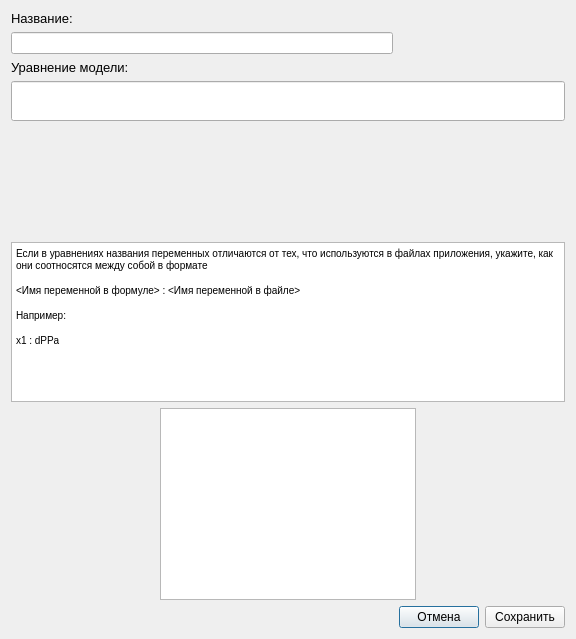
Before: the Qt Designer form ui/ModelDialog.ui in ArtyomOl/Chemical-Calculations, drawn with Qt 5.
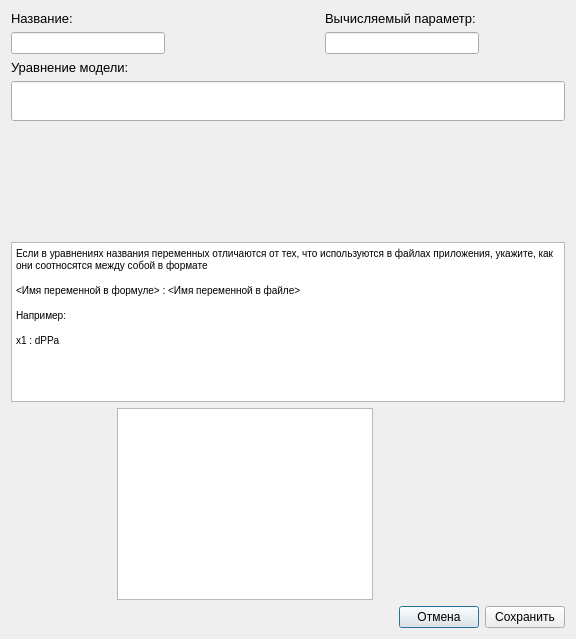
After: the same form once the commit is applied.

What changed in the file:
```diff
--- a/ui/ModelDialog.ui
+++ b/ui/ModelDialog.ui
@@ -14,22 +14,62 @@
    <string>Dialog</string>
   </property>
   <layout class="QGridLayout" name="gridLayout">
-   <item row="0" column="0">
-    <widget class="QLabel" name="label_2">
-     <property name="font">
-      <font>
-       <pointsize>10</pointsize>
-      </font>
-     </property>
-     <property name="text">
-      <string>Название:</string>
-     </property>
-    </widget>
+   <item row="0" column="0" colspan="2">
+    <layout class="QHBoxLayout" name="horizontalLayout_2">
+     <item>
+      <layout class="QVBoxLayout" name="verticalLayout">
+       <item>
+        <widget class="QLabel" name="label_2">
+         <property name="font">
+          <font>
+           <pointsize>10</pointsize>
+          </font>
+         </property>
+         <property name="text">
+          <string>Название:</string>
+         </property>
+        </widget>
+       </item>
+       <item>
+        <widget class="QLineEdit" name="nameEdit"/>
+       </item>
+      </layout>
+     </item>
+     <item>
+      <spacer name="horizontalSpacer">
+       <property name="orientation">
+        <enum>Qt::Horizontal</enum>
+       </property>
+       <property name="sizeHint" stdset="0">
+        <size>
+         <width>40</width>
+         <height>20</height>
+        </size>
+       </property>
+      </spacer>
+     </item>
+     <item>
+      <layout class="QVBoxLayout" name="verticalLayout_2">
+       <item>
+        <widget class="QLabel" name="label_3">
+         <property name="font">
+          <font>
+           <pointsize>10</pointsize>
+          </font>
+         </property>
+         <property name="text">
+          <string>Вычисляемый параметр:</string>
+         </property>
+        </widget>
+       </item>
+       <item>
+        <widget class="QLineEdit" name="calcParamEdit"/>
+       </item>
+      </layout>
+     </item>
+    </layout>
    </item>
    <item row="1" column="0">
-    <widget class="QLineEdit" name="nameEdit"/>
-   </item>
-   <item row="2" column="0">
     <widget class="QLabel" name="label">
      <property name="font">
       <font>
@@ -41,7 +81,25 @@
      </property>
     </widget>
    </item>
-   <item row="4" column="1">
+   <item row="2" column="0" colspan="3">
+    <widget class="QLineEdit" name="equationEdit">
+     <property name="minimumSize">
+      <size>
+       <width>0</width>
+       <height>40</height>
+      </size>
+     </property>
+     <property name="font">
+      <font>
+       <pointsize>12</pointsize>
+      </font>
+     </property>
+     <property name="text">
+      <string/>
+     </property>
+    </widget>
+   </item>
+   <item row="3" column="1">
     <spacer name="verticalSpacer">
      <property name="orientation">
       <enum>Qt::Vertical</enum>
@@ -54,7 +112,7 @@
      </property>
     </spacer>
    </item>
-   <item row="5" column="0" colspan="3">
+   <item row="4" column="0" colspan="3">
     <widget class="QTextBrowser" name="textBrowser">
      <property name="maximumSize">
       <size>
@@ -74,7 +132,7 @@
      </property>
     </widget>
    </item>
-   <item row="6" column="0" colspan="3">
+   <item row="5" column="0" colspan="2">
     <layout class="QHBoxLayout" name="horizontalLayout">
      <item>
       <spacer name="horizontalSpacer_4">
@@ -107,7 +165,7 @@
      </item>
     </layout>
    </item>
-   <item row="7" column="0">
+   <item row="6" column="0">
     <spacer name="horizontalSpacer_3">
      <property name="orientation">
       <enum>Qt::Horizontal</enum>
@@ -120,7 +178,7 @@
      </property>
     </spacer>
    </item>
-   <item row="7" column="1">
+   <item row="6" column="1">
     <widget class="QPushButton" name="cancelButton">
      <property name="maximumSize">
       <size>
@@ -133,7 +191,7 @@
      </property>
     </widget>
    </item>
-   <item row="7" column="2">
+   <item row="6" column="2">
     <widget class="QPushButton" name="saveButton">
      <property name="maximumSize">
       <size>
@@ -146,24 +204,6 @@
      </property>
     </widget>
    </item>
-   <item row="3" column="0" colspan="3">
-    <widget class="QLineEdit" name="equationEdit">
-     <property name="minimumSize">
-      <size>
-       <width>0</width>
-       <height>40</height>
-      </size>
-     </property>
-     <property name="font">
-      <font>
-       <pointsize>12</pointsize>
-      </font>
-     </property>
-     <property name="text">
-      <string/>
-     </property>
-    </widget>
-   </item>
   </layout>
  </widget>
  <resources/>
```
